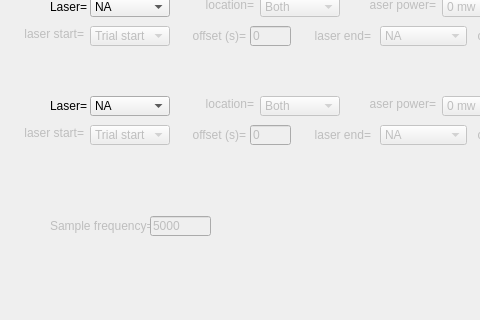
Before: the Qt Designer form src/foraging_gui/Optogenetics.ui in AllenNeuralDynamics/dynamic-foraging-task, drawn with Qt 5; both pictures show x 0 to 480 and y 234 to 554 of the 1382 by 554 pixel window.
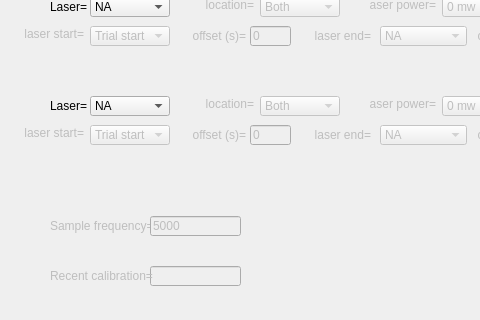
After: the same form once the commit is applied.

Commit message: adding optogenetics amplitude

What changed in the file:
```diff
--- a/src/foraging_gui/Optogenetics.ui
+++ b/src/foraging_gui/Optogenetics.ui
@@ -3165,7 +3165,7 @@
     <rect>
      <x>150</x>
      <y>450</y>
-     <width>61</width>
+     <width>91</width>
      <height>20</height>
     </rect>
    </property>
@@ -3173,6 +3173,38 @@
     <string>5000</string>
    </property>
   </widget>
+  <widget class="QLineEdit" name="RecentCalibration">
+   <property name="enabled">
+    <bool>false</bool>
+   </property>
+   <property name="geometry">
+    <rect>
+     <x>150</x>
+     <y>500</y>
+     <width>91</width>
+     <height>20</height>
+    </rect>
+   </property>
+   <property name="text">
+    <string/>
+   </property>
+  </widget>
+  <widget class="QLabel" name="label1_17">
+   <property name="enabled">
+    <bool>false</bool>
+   </property>
+   <property name="geometry">
+    <rect>
+     <x>50</x>
+     <y>500</y>
+     <width>111</width>
+     <height>20</height>
+    </rect>
+   </property>
+   <property name="text">
+    <string>Recent calibration=</string>
+   </property>
+  </widget>
  </widget>
  <resources/>
  <connections/>
```
The commit also changes 6 other files.
